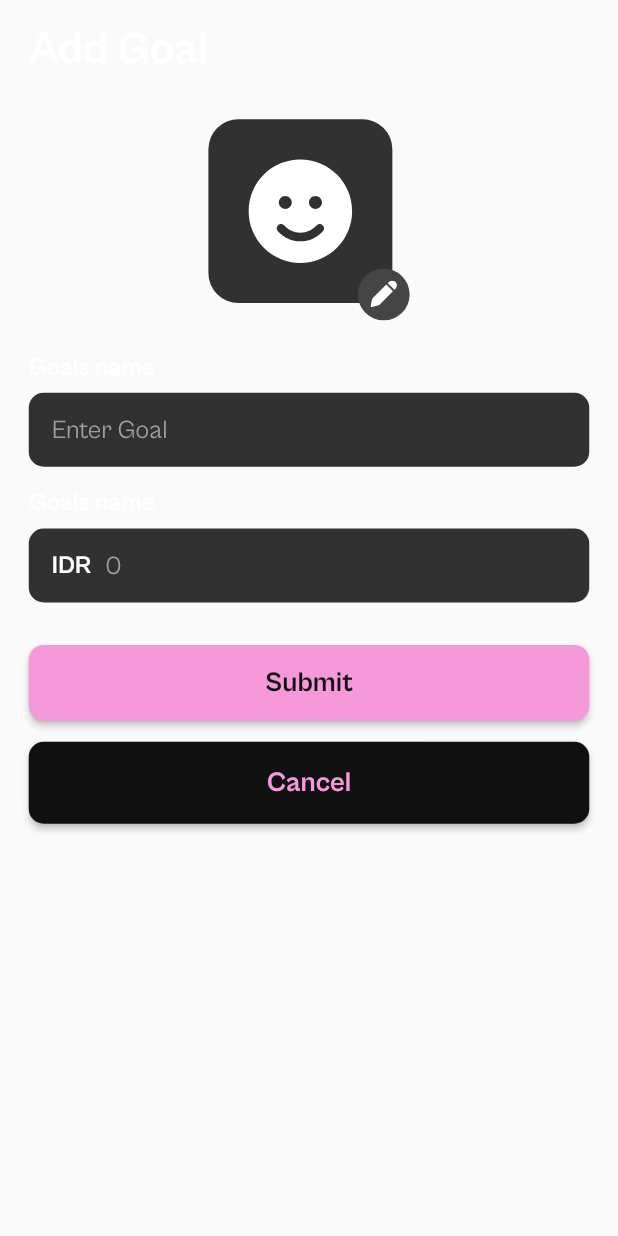
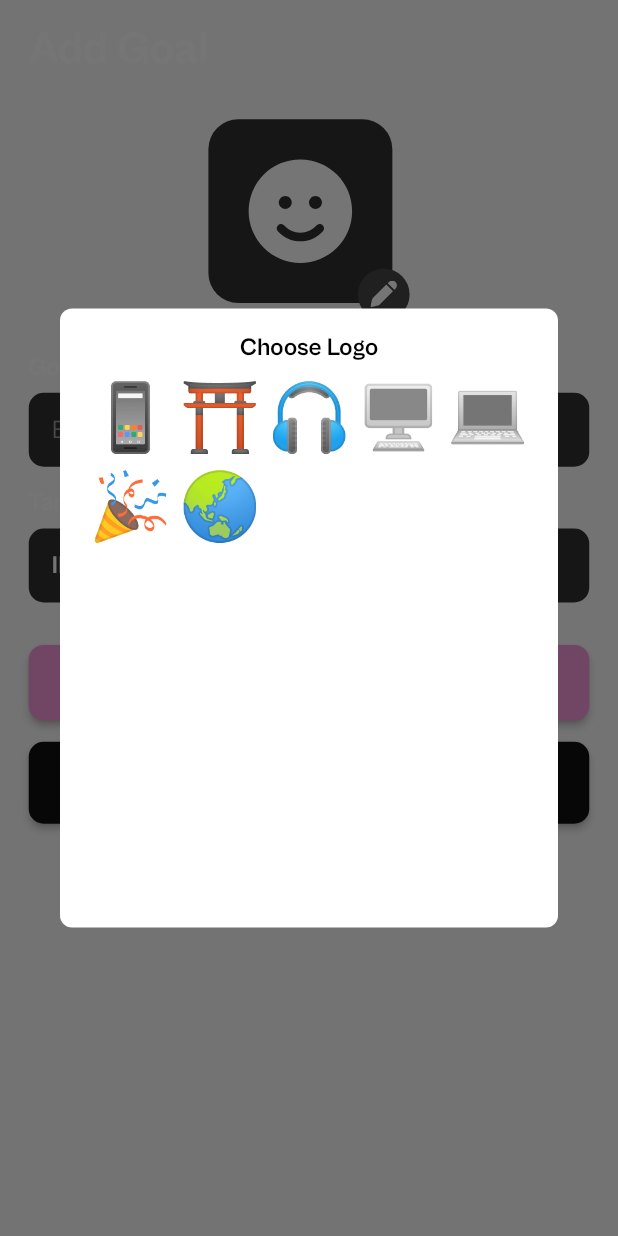
Before and after one commit to mayudevID/cling, a Flutter app: the AddGoalPage widget shown alone on an empty page, opened directly, after a tap on an icon or button, on a phone screen of 412 x 824 dp. Run offline on Flutter 3.47's test engine with Material 2 defaults, Android fonts, the light colour scheme and no system bars; our stand-ins replace bloc, connectivity_plus, currency_text_input_formatter, device_preview, dropdown_button2, email_validator and 18 more; missing offline and left inert: auto_size_text_field, onesignal_flutter, open_mail_app, transitioned_indexed_stack; accounts and stored records are empty; generated files the repository leaves out were written again.

Commit message:
add goal feature

```diff
--- a/lib/core/common_widget.dart
+++ b/lib/core/common_widget.dart
@@ -186,18 +186,21 @@ void errorToast(String msg) {
 }
 
 ///* NominalMoneyFormatter
+// ignore: must_be_immutable
 class NominalMoneyFormatter extends StatelessWidget {
-  const NominalMoneyFormatter({
+  NominalMoneyFormatter({
     super.key,
     required this.textStyle,
     required this.amount,
     required this.decimalDigits,
     required this.isWithName,
+    this.textAlign,
   });
   final TextStyle textStyle;
   final num amount;
   final int decimalDigits;
   final bool isWithName;
+  TextAlign? textAlign;
 
   @override
   Widget build(BuildContext context) {
@@ -213,6 +216,7 @@ class NominalMoneyFormatter extends StatelessWidget {
             name: (isWithName) ? "${state.selectedCurrency.name} " : "",
           ).format(amount),
           style: textStyle,
+          textAlign: textAlign,
         );
       },
     );
--- a/lib/features/model/goal_model.dart
+++ b/lib/features/model/goal_model.dart
@@ -24,7 +24,7 @@ class GoalModel extends Equatable {
         name: json[GoalMeta.name],
         image: json[GoalMeta.image],
         target: json[GoalMeta.target]?.toDouble(),
-        collected: json[GoalMeta.target]?.toDouble(),
+        collected: json[GoalMeta.collected]?.toDouble(),
       );
 
   Map<String, dynamic> toMap() => {
--- a/lib/features/ui/auth/login/page/login_page.dart
+++ b/lib/features/ui/auth/login/page/login_page.dart
@@ -39,8 +39,7 @@ class LoginPageContent extends StatelessWidget {
       child: Scaffold(
         key: LoginPage.navKeyLogin,
         backgroundColor: Colors.black,
-        body: Container(
-          width: 100.w,
+        body: Padding(
           padding: EdgeInsets.symmetric(horizontal: 20.wmea),
           child: Column(
             children: [
--- a/lib/features/ui/main/home/bloc/home_event.dart
+++ b/lib/features/ui/main/home/bloc/home_event.dart
@@ -56,3 +56,11 @@ class SetNameGoal extends HomeEvent {
 
   final String nameGoal;
 }
+
+class SetLogoGoal extends HomeEvent {
+  const SetLogoGoal(this.logoGoal);
+
+  final String logoGoal;
+}
+
+class SaveDataGoal extends HomeEvent {}
--- a/lib/features/ui/main/home/bloc/home_state.dart
+++ b/lib/features/ui/main/home/bloc/home_state.dart
@@ -13,6 +13,7 @@ class HomeState extends Equatable {
   String descOrItem;
   String amountInput;
   String nameGoal;
+  String logoGoal;
 
   HomeState({
     List<IncomeSourceModel>? listInSource,
@@ -26,6 +27,7 @@ class HomeState extends Equatable {
     this.descOrItem = "",
     this.amountInput = "",
     this.nameGoal = "",
+    this.logoGoal = "",
   })  : selectedDate = selectedDate ??
             DateTime(
               dateNow.year,
@@ -51,6 +53,7 @@ class HomeState extends Equatable {
         descOrItem,
         amountInput,
         nameGoal,
+        logoGoal,
       ];
 
   HomeState copyWith({
@@ -65,6 +68,7 @@ class HomeState extends Equatable {
     String? descOrItem,
     String? amountInput,
     String? nameGoal,
+    String? logoGoal,
   }) {
     return HomeState(
       listInSource: listInSource ?? this.listInSource,
@@ -78,6 +82,7 @@ class HomeState extends Equatable {
       descOrItem: descOrItem ?? this.descOrItem,
       amountInput: amountInput ?? this.amountInput,
       nameGoal: nameGoal ?? this.nameGoal,
+      logoGoal: logoGoal ?? this.logoGoal,
     );
   }
 }
--- a/lib/features/ui/main/home/page/add_goal_page.dart
+++ b/lib/features/ui/main/home/page/add_goal_page.dart
@@ -4,7 +4,6 @@ import 'package:cling/core/common_widget.dart';
 import 'package:cling/core/utils.dart';
 import 'package:cling/features/ui/language_currency/lang_export.dart';
 import 'package:cling/features/ui/main/home/widgets/add_goal_logo_picker.dart';
-import 'package:cling/resources/gen/assets.gen.dart';
 import 'package:currency_text_input_formatter/currency_text_input_formatter.dart';
 import 'package:flutter/material.dart';
 import 'package:flutter_bloc/flutter_bloc.dart';
@@ -12,7 +11,6 @@ import 'package:sizer/sizer.dart';
 
 import '../../../../../resources/gen/fonts.gen.dart';
 import '../../bloc/main_bloc.dart';
-import '../../main_widget/custom_nav_bar.dart';
 import '../bloc/home_bloc.dart';
 
 class AddGoalPage extends StatelessWidget {
@@ -52,7 +50,7 @@ class AddGoalPage extends StatelessWidget {
               height: 32.hmea,
             ),
             Center(
-              child: addGoalLogoPicker(),
+              child: addGoalLogoPicker(context),
             ),
             SizedBox(
               height: 24.hmea,
@@ -82,7 +80,7 @@ class AddGoalPage extends StatelessWidget {
               ),
               child: TextFormField(
                 onChanged: (value) {
-                  //context.read<HomeBloc>().add(SetDescOrItem(value));
+                  context.read<HomeBloc>().add(SetNameGoal(value));
                 },
                 cursorColor: Colors.white,
                 style: TextStyle(
@@ -106,7 +104,7 @@ class AddGoalPage extends StatelessWidget {
               height: 16.hmea,
             ),
             Text(
-              "Goals name",
+              "Target (IDR)",
               style: TextStyle(
                 color: Colors.white,
                 fontSize: 12.sp,
@@ -154,7 +152,7 @@ class AddGoalPage extends StatelessWidget {
                       enableInteractiveSelection: false,
                       keyboardType: TextInputType.number,
                       onChanged: (value) {
-                        //context.read<HomeBloc>().add(SetAmountInput(value));
+                        context.read<HomeBloc>().add(SetAmountInput(value));
                       },
                       cursorColor: Colors.white,
                       style: TextStyle(
@@ -181,7 +179,9 @@ class AddGoalPage extends StatelessWidget {
               height: 32.hmea,
             ),
             PinkButton(
-              onTap: () {},
+              onTap: () {
+                context.read<HomeBloc>().add(SaveDataGoal());
+              },
               name: AppLocalizations.of(context)!.submit,
             ),
             SizedBox(
--- a/lib/features/ui/main/home/page/add_in_ex_page.dart
+++ b/lib/features/ui/main/home/page/add_in_ex_page.dart
@@ -4,7 +4,6 @@ import 'package:cling/features/model/expense_categories_model.dart';
 import 'package:cling/features/model/income_source_model.dart';
 import 'package:cling/features/ui/main/home/bloc/home_bloc.dart';
 import 'package:cling/features/ui/main/home/widgets/categories_row.dart';
-import 'package:cling/features/ui/main/main_widget/custom_nav_bar.dart';
 import 'package:cling/resources/gen/assets.gen.dart';
 import 'package:currency_text_input_formatter/currency_text_input_formatter.dart';
 import 'package:dropdown_button2/dropdown_button2.dart';
--- a/lib/features/ui/main/home/widgets/add_goal_logo_picker.dart
+++ b/lib/features/ui/main/home/widgets/add_goal_logo_picker.dart
@@ -1,9 +1,13 @@
 import 'package:cling/core/utils.dart';
+import 'package:cling/features/ui/main/home/bloc/home_bloc.dart';
+import 'package:cling/features/ui/main/home/widgets/dialog_pick_goal_logo.dart';
 import 'package:flutter/material.dart';
+import 'package:flutter_bloc/flutter_bloc.dart';
+import 'package:sizer/sizer.dart';
 
 import '../../../../../resources/gen/assets.gen.dart';
 
-Widget addGoalLogoPicker() {
+Widget addGoalLogoPicker(BuildContext context) {
   return SizedBox(
     width: 140.wmea,
     height: 140.wmea,
@@ -22,13 +26,30 @@ Widget addGoalLogoPicker() {
               borderRadius: BorderRadius.circular(20),
             ),
           ),
-          child: Assets.lib.resources.images.fluentEmoji16Filled.svg(),
+          child: Center(
+            child: BlocBuilder<HomeBloc, HomeState>(
+              builder: (context, state) {
+                if (state.logoGoal.trim().isNotEmpty) {
+                  return Text(
+                    state.logoGoal,
+                    style: TextStyle(
+                      fontSize: 48.sp,
+                    ),
+                  );
+                }
+
+                return Assets.lib.resources.images.fluentEmoji16Filled.svg();
+              },
+            ),
+          ),
         ),
         Positioned(
           bottom: 0,
           right: 0,
           child: GestureDetector(
-            onTap: () {},
+            onTap: () {
+              dialogPickGoalLogo(context);
+            },
             child: Container(
               width: 36.wmea,
               height: 36.wmea,
--- a/lib/features/ui/main/home/widgets/dialog_add_success.dart
+++ b/lib/features/ui/main/home/widgets/dialog_add_success.dart
@@ -14,7 +14,7 @@ import '../../bloc/main_bloc.dart';
 
 Future<void> dialogAddSuccess(
   BuildContext context,
-  FlowType msg,
+  FlowType? msg,
 ) async {
   Timer(const Duration(milliseconds: 1500), () {
     Navigator.pop(context);
@@ -66,7 +66,9 @@ Future<void> dialogAddSuccess(
               Text(
                 (msg == FlowType.income)
                     ? AppLocalizations.of(context)!.incomeAdded
-                    : AppLocalizations.of(context)!.expenseAdded,
+                    : (msg == FlowType.expense)
+                        ? AppLocalizations.of(context)!.expenseAdded
+                        : "Goal Added",
                 style: TextStyle(
                   fontFamily: FontFamily.cabinetGrotesk,
                   fontWeight: FontWeight.w500,
--- /dev/null
+++ b/lib/features/ui/main/home/widgets/dialog_pick_goal_logo.dart
@@ -0,0 +1,93 @@
+import 'package:cling/core/utils.dart';
+import 'package:cling/features/ui/main/home/bloc/home_bloc.dart';
+import 'package:flutter/material.dart';
+import 'package:flutter_bloc/flutter_bloc.dart';
+import 'package:sizer/sizer.dart';
+
+import '../../../../../resources/gen/fonts.gen.dart';
+
+Future<void> dialogPickGoalLogo(BuildContext mainContext) async {
+  final emotLogo = [
+    "📱",
+    "⛩️",
+    "🎧",
+    "🖥️",
+    "💻",
+    "🎉",
+    "🌏",
+  ];
+
+  await showDialog(
+    context: mainContext,
+    barrierDismissible: false,
+    builder: (_) => WillPopScope(
+      onWillPop: () async => false,
+      child: Dialog(
+        shape: RoundedRectangleBorder(
+          borderRadius: BorderRadius.circular(8),
+        ),
+        elevation: 0,
+        backgroundColor: Colors.transparent,
+        child: Container(
+          decoration: ShapeDecoration(
+            shape: RoundedRectangleBorder(
+              borderRadius: BorderRadius.circular(8),
+            ),
+            color: Colors.white,
+          ),
+          padding: EdgeInsets.only(
+            top: 18.hmea,
+            left: 18.wmea,
+            right: 18.wmea,
+            bottom: 18.hmea,
+          ),
+          child: Column(
+            mainAxisSize: MainAxisSize.min,
+            children: [
+              Text(
+                "Choose Logo",
+                style: TextStyle(
+                  fontFamily: FontFamily.cabinetGrotesk,
+                  fontWeight: FontWeight.bold,
+                  fontSize: 12.sp,
+                  color: Colors.black,
+                ),
+              ),
+              SizedBox(
+                height: 8.hmea,
+              ),
+              SizedBox(
+                height: 400.hmea,
+                child: GridView.builder(
+                  shrinkWrap: true,
+                  itemCount: emotLogo.length,
+                  gridDelegate: const SliverGridDelegateWithFixedCrossAxisCount(
+                    crossAxisCount: 5,
+                  ),
+                  itemBuilder: (BuildContext context, int index) {
+                    return GestureDetector(
+                      onTap: () {
+                        mainContext.read<HomeBloc>().add(
+                              SetLogoGoal(emotLogo[index]),
+                            );
+                        Navigator.pop(context);
+                      },
+                      child: Center(
+                        child: Text(
+                          emotLogo[index],
+                          style: TextStyle(
+                            fontSize: 32.sp,
+                          ),
+                        ),
+                      ),
+                    );
+                  },
+                ),
+              ),
+            ],
+          ),
+        ),
+      ),
+    ),
+  );
+}
--- a/lib/features/ui/main/main_page.dart
+++ b/lib/features/ui/main/main_page.dart
@@ -105,7 +105,7 @@ class MainPageContent extends StatelessWidget {
                   );
                 },
               ),
-              customNavBar(context),
+              const CustomNavBar(),
             ],
           ),
         ),
--- a/lib/features/ui/main/main_widget/custom_fab.dart
+++ b/lib/features/ui/main/main_widget/custom_fab.dart
@@ -38,7 +38,7 @@ Widget customFloatingActionButton(BuildContext context) {
       ),
       distance: 60,
       overlayStyle: ExpandableFabOverlayStyle(
-        blur: 5,
+        blur: 3,
       ),
       expandedFabSize: ExpandableFabSize.regular,
       children: [
--- a/lib/features/ui/main/profile/bloc/profile_bloc.dart
+++ b/lib/features/ui/main/profile/bloc/profile_bloc.dart
@@ -1,4 +1,3 @@
-import 'package:bloc/bloc.dart';
 import 'package:cling/core/common_widget.dart';
 import 'package:cling/core/exception.dart';
 import 'package:cling/features/ui/auth/bloc/app_bloc.dart';
```
Also changed, not shown: lib/features/repository/database_repository.dart (+13 -8 lines), lib/features/ui/main/home/bloc/home_bloc.dart (+49 -1 lines), lib/features/ui/main/home/page/home_page.dart (+9 -24 lines), lib/features/ui/main/home/widgets/income_and_expense.dart (+23 -20 lines), lib/features/ui/main/home/widgets/widget_goals.dart (+29 -13 lines), lib/features/ui/main/main_widget/custom_nav_bar.dart (+36 -24 lines).
